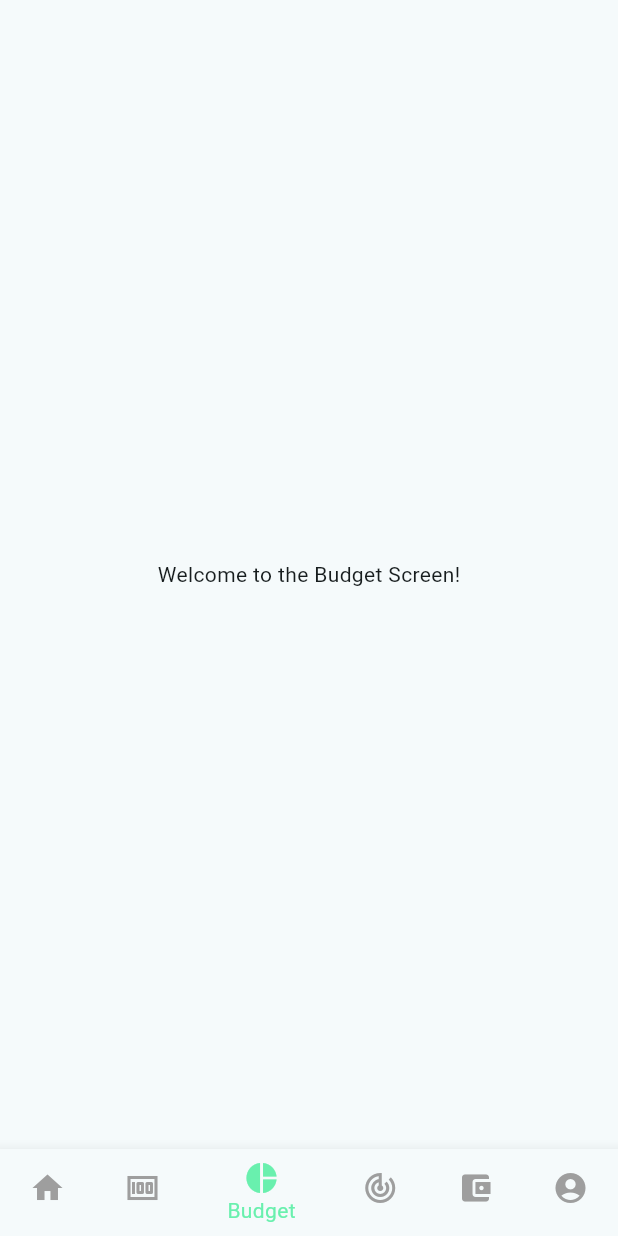
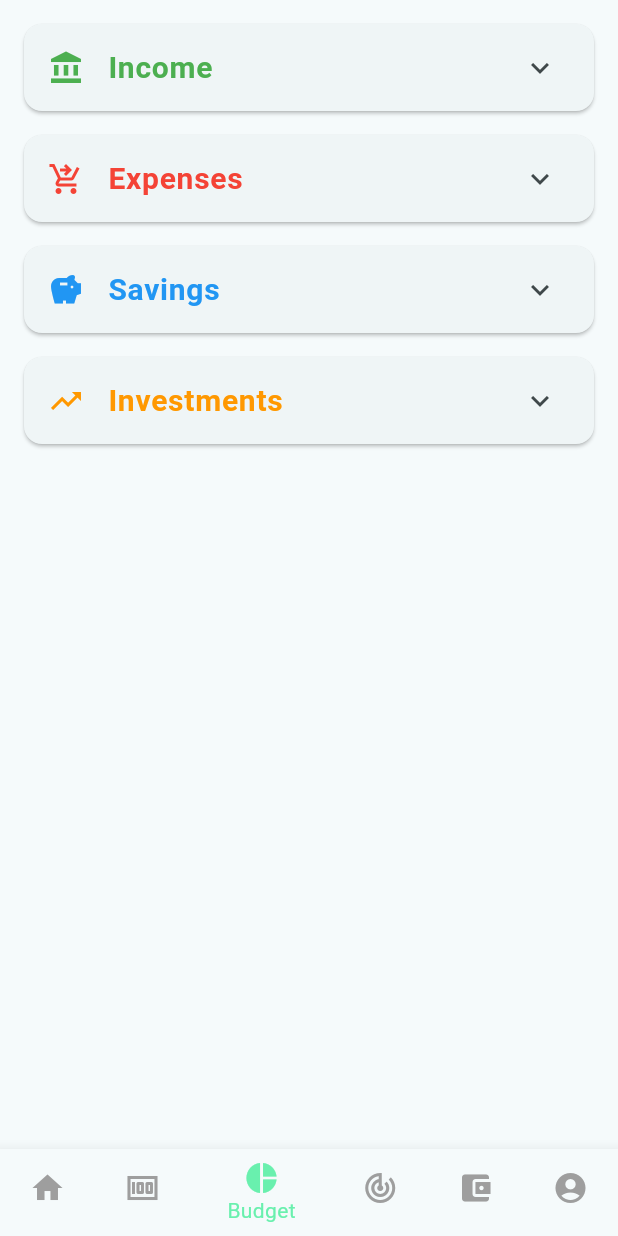
Before and after one commit to niklegault/ultimate_finance, a Flutter app: the screen it shows after launch, item 3 of the bottom bar chosen, on a phone screen of 412 x 824 dp. Run offline on Flutter 3.47's test engine with Material 3 defaults, Android fonts, the phone set to English and light mode, and no system bars.

Commit message:
Created expandable list for each type which shows each category

```diff
--- a/lib/models/budget_category.dart
+++ b/lib/models/budget_category.dart
@@ -28,7 +28,7 @@ class BudgetPeriod {
     actualAmount += amount;
   }
 
-  void editBudgetedAmount(double amount) {
+  void setBudgetedAmount(double amount) {
     budgetedAmount = amount;
   }
 }
--- a/lib/screens/budget_screen.dart
+++ b/lib/screens/budget_screen.dart
@@ -1,10 +1,162 @@
 import 'package:flutter/material.dart';
+import 'package:ultimate_finance/models/budget_category.dart';
+import 'package:ultimate_finance/models/types.dart';
+import 'package:ultimate_finance/theme/app_theme.dart';
 
-class BudgetScreen extends StatelessWidget {
+// Dummy categories
+List<BudgetCategory> _allBudgetCategories = [
+  BudgetCategory(name: 'Salary', type: Types.income),
+  BudgetCategory(name: 'Freelance', type: Types.income),
+  BudgetCategory(name: 'Rent', type: Types.expense),
+  BudgetCategory(name: 'Groceries', type: Types.expense),
+  BudgetCategory(name: 'Emergency Fund', type: Types.saving),
+  BudgetCategory(name: 'Vacation Fund', type: Types.saving),
+  BudgetCategory(name: 'Stocks', type: Types.investment),
+  BudgetCategory(name: 'Crypto', type: Types.investment),
+];
+
+class BudgetScreen extends StatefulWidget {
   const BudgetScreen({super.key});
 
   @override
+  State<BudgetScreen> createState() => _BudgetScreenState();
+}
+
+class _BudgetScreenState extends State<BudgetScreen> {
+  late List<BudgetCategory> _incomeCategories;
+  late List<BudgetCategory> _expenseCategories;
+  late List<BudgetCategory> _savingCategories;
+  late List<BudgetCategory> _investmentCategories;
+
+  // Controller for Adding a new category
+  final _formKey = GlobalKey<FormState>();
+  String? _newCategoryName;
+
+  @override
+  void initState() {
+    super.initState();
+    _filterCategorioes();
+  }
+
+  void _filterCategorioes() {
+    _incomeCategories =
+        _allBudgetCategories
+            .where((category) => category.type == Types.income)
+            .toList();
+    _expenseCategories =
+        _allBudgetCategories
+            .where((category) => category.type == Types.expense)
+            .toList();
+    _savingCategories =
+        _allBudgetCategories
+            .where((category) => category.type == Types.saving)
+            .toList();
+    _investmentCategories =
+        _allBudgetCategories
+            .where((category) => category.type == Types.investment)
+            .toList();
+  }
+
+  void _addCategory(Types type, String name) {
+    setState(() {
+      _allBudgetCategories.add(BudgetCategory(name: name, type: type));
+      _filterCategorioes();
+    });
+  }
+
+  Future<void> _showAddCategoryDialog(Types type) async {}
+
+  Widget _buildCategorySection({
+    required String title,
+    required List<BudgetCategory> categories,
+    required Types type,
+    required Color sectionColour,
+  }) {
+    return Card(
+      margin: const EdgeInsets.all(8.0),
+      child: ExpansionTile(
+        leading: Icon(
+          type == Types.income
+              ? Icons.account_balance
+              : type == Types.expense
+              ? Icons.shopping_cart_checkout
+              : type == Types.saving
+              ? Icons.savings
+              : Icons.trending_up,
+          color: sectionColour,
+        ),
+        title: Text(
+          title,
+          style: TextStyle(
+            fontSize: 20,
+            fontWeight: FontWeight.bold,
+            color: sectionColour,
+          ),
+        ),
+        children: <Widget>[
+          ...categories.map(
+            (category) => ListTile(
+              title: Text(category.name),
+              onTap: () {
+                // TODO: Navigate to category detail or edit
+                print('Tapped on ${category.name}');
+              },
+              trailing: IconButton(
+                icon: Icon(Icons.edit, size: 20, color: Colors.grey[600]),
+                onPressed: () {
+                  // TODO: Implement edit category
+                },
+              ),
+            ),
+          ),
+          // "Add New Category" button for this section
+          ListTile(
+            leading: Icon(Icons.add, color: sectionColour),
+            title: Text(
+              'Add New $title Category',
+              style: TextStyle(color: sectionColour),
+            ),
+            onTap: () {
+              _showAddCategoryDialog(type);
+            },
+          ),
+        ],
+      ),
+    );
+  }
+
+  @override
   Widget build(BuildContext context) {
-    return const Center(child: Text('Welcome to the Budget Screen!'));
+    final theme = Theme.of(context).extension<FinancialThemeExtension>()!;
+
+    return ListView(
+      padding: const EdgeInsets.all(8.0),
+      children: <Widget>[
+        _buildCategorySection(
+          title: 'Income',
+          categories: _incomeCategories,
+          type: Types.income,
+          sectionColour: theme.income,
+        ),
+        _buildCategorySection(
+          title: 'Expenses',
+          categories: _expenseCategories,
+          type: Types.expense,
+          sectionColour: theme.expense,
+        ),
+        _buildCategorySection(
+          title: 'Savings',
+          categories: _savingCategories,
+          type: Types.saving,
+          sectionColour: theme.savings,
+        ),
+        _buildCategorySection(
+          title: 'Investments',
+          categories: _investmentCategories,
+          type: Types.investment,
+          sectionColour: theme.investment,
+        ),
+      ],
+    );
   }
 }
```
